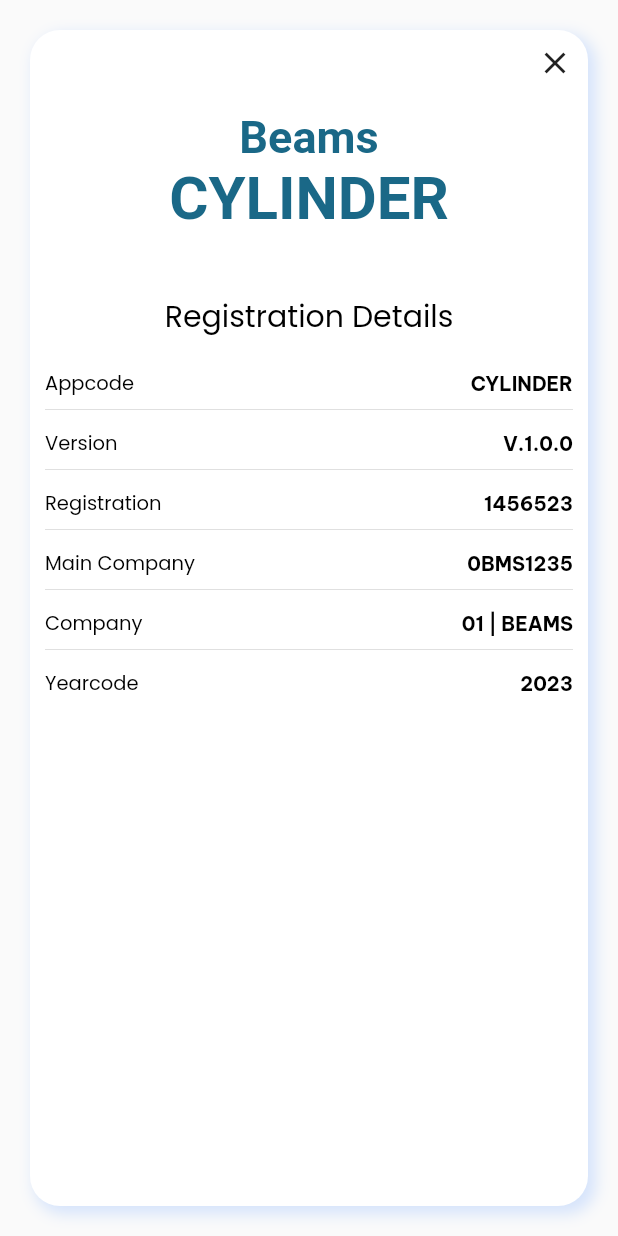
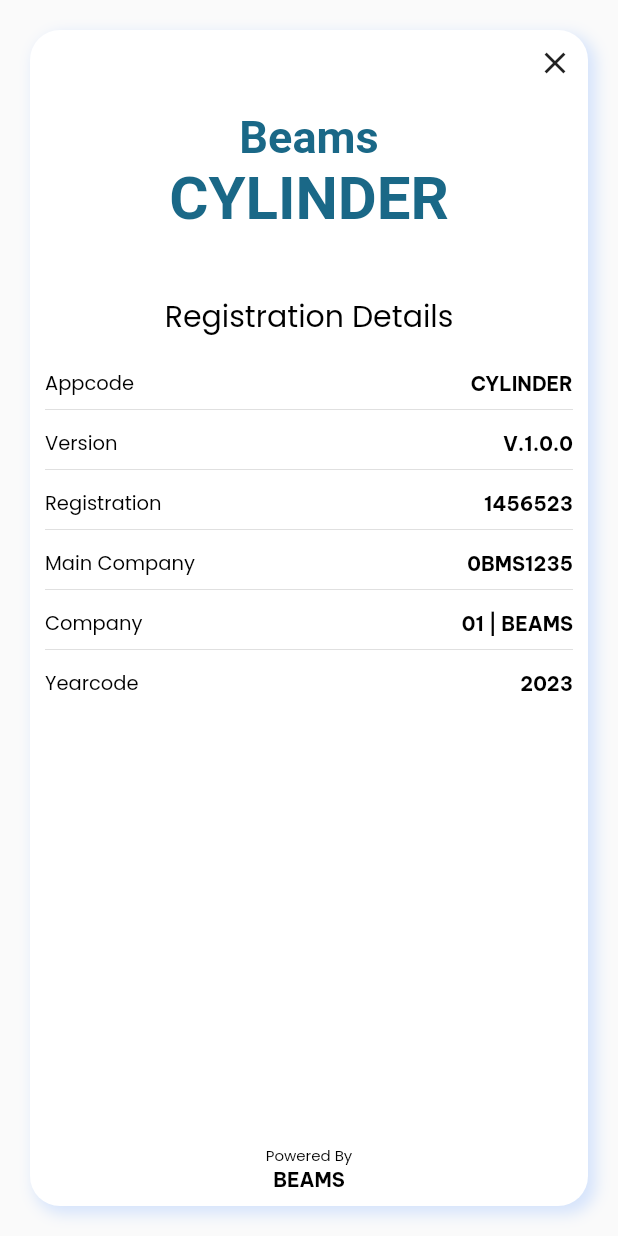
Before and after one commit to BeamsFlutter/beams_gas_cylinder, a Flutter app: the Register screen opened directly, on a phone screen of 412 x 824 dp. Run offline on Flutter 3.47's test engine with Material 2 defaults, Android fonts, the phone set to English and light mode, and no system bars; our stand-ins replace device_info_plus, flutter_bounce, get, google_fonts; missing offline and left inert: coupon_uikit, platform_device_id; Roboto replaces fonts that are missing (Aclonica).

Commit message:
INFO SCREEN HAKEEM

```diff
--- a/lib/views/screens/info/info.dart
+++ b/lib/views/screens/info/info.dart
@@ -19,8 +19,12 @@ class _RegisterState extends State<Register> {
       body: Padding(
         padding: const EdgeInsets.all(20),
         child: Container(decoration: boxDecoration(white, 20),
+          margin: MediaQuery.of(context).padding,
           padding: const EdgeInsets.all(10),
           child: Column(crossAxisAlignment: CrossAxisAlignment.center,
+            children: [
+              Expanded(child: SingleChildScrollView(
+                child: Column(
                   children: [
                     Row(mainAxisAlignment: MainAxisAlignment.end,
                       children: [
@@ -55,6 +59,20 @@ class _RegisterState extends State<Register> {
                     gapHC(5),
                     Rowcard('Yearcode','2023'),
                     gapHC(5),
+                  ],
+                ),
+              )),
+              Center(
+                child: Column(
+                  crossAxisAlignment: CrossAxisAlignment.center,
+                  children: [
+                    tcn('Powered By', txtColor, 10),
+                    tc('BEAMS', txtColor, 13),
+
+                  ],
+                ),
+              ),
+
               // CommonButton(btnName: "Register", btnColor: buttonGreen,iconYN: false,txtColor: Colors.white,
               //     onTap: (){
               //
```
Lines whose indentation alone changed are shown as unchanged.
